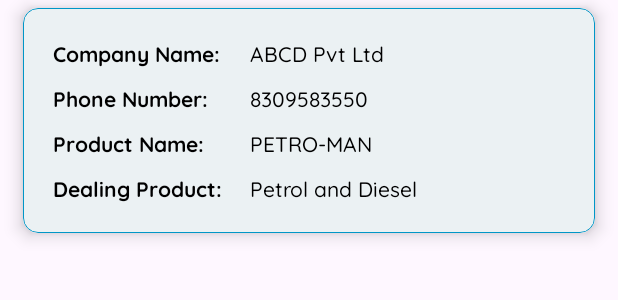
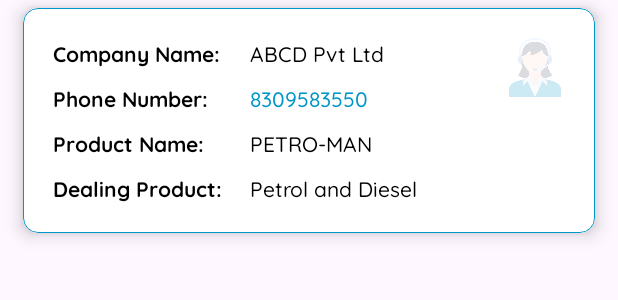
Before and after one commit to Rammohan-BookXpert/Telecaller, an Android app: the layout list_item_c_by_id.xml on its own in the app's theme, with its tools: preview values and no code run, on a phone screen of 412 x 824 dp. Shown: the top 300 px of the screen. Run offline under Robolectric (Android 15) with nearby library versions, the phone set to English and light mode, and no system bars.

Commit message:
Initial Commit v1.0.0

```diff
--- a/app/src/main/res/layout/list_item_c_by_id.xml
+++ b/app/src/main/res/layout/list_item_c_by_id.xml
@@ -9,7 +9,7 @@
     android:layout_marginEnd="15dp"
     android:layout_marginTop="5dp"
     android:layout_marginBottom="10dp"
-    app:cardBackgroundColor="@color/light_blue"
+    app:cardBackgroundColor="@color/white"
     app:strokeColor="@color/blue"
     app:strokeWidth="0.5dp"
     app:cardElevation="7dp"
@@ -18,6 +18,17 @@
     <androidx.constraintlayout.widget.ConstraintLayout
         android:layout_width="match_parent"
         android:layout_height="match_parent">
+
+        <ImageView
+            android:layout_width="40dp"
+            android:layout_height="40dp"
+            android:src="@drawable/app_icon"
+            app:layout_constraintTop_toTopOf="parent"
+            app:layout_constraintEnd_toEndOf="parent"
+            android:layout_marginTop="20dp"
+            android:layout_marginEnd="20dp"
+            android:alpha="0.2"
+            android:contentDescription="@null"/>
 
         <TextView
             android:id="@+id/comp_head"
@@ -67,7 +78,7 @@
             android:layout_height="wrap_content"
             tools:text="8309583550"
             android:textSize="14sp"
-            android:textColor="@color/black"
+            android:textColor="@color/blue"
             android:fontFamily="@font/quicksand_regular"
             android:singleLine="true"
             android:ellipsize="end"
```
Also changed, not shown: app/src/main/java/com/fairsoft/telecaller/adapters/CampaignDetailListAdapter.kt (+6 -3 lines), app/src/main/res/layout/list_item_cl.xml (+13 -2 lines).
